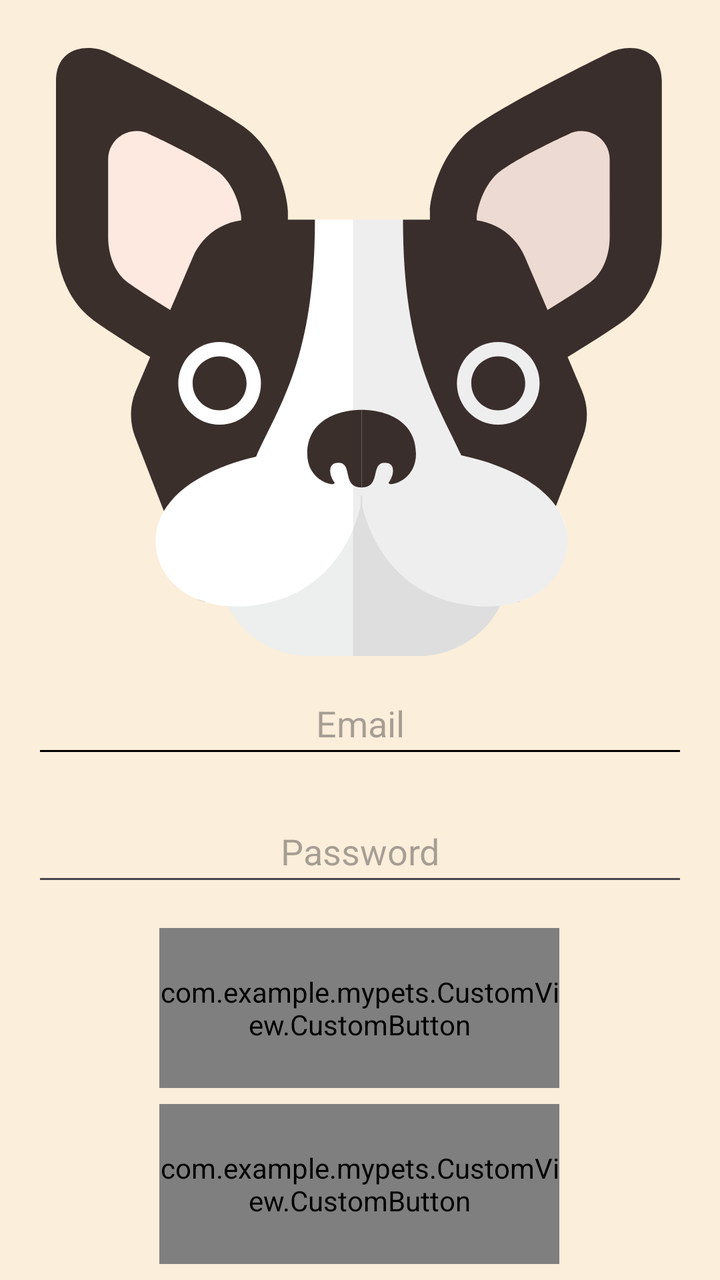
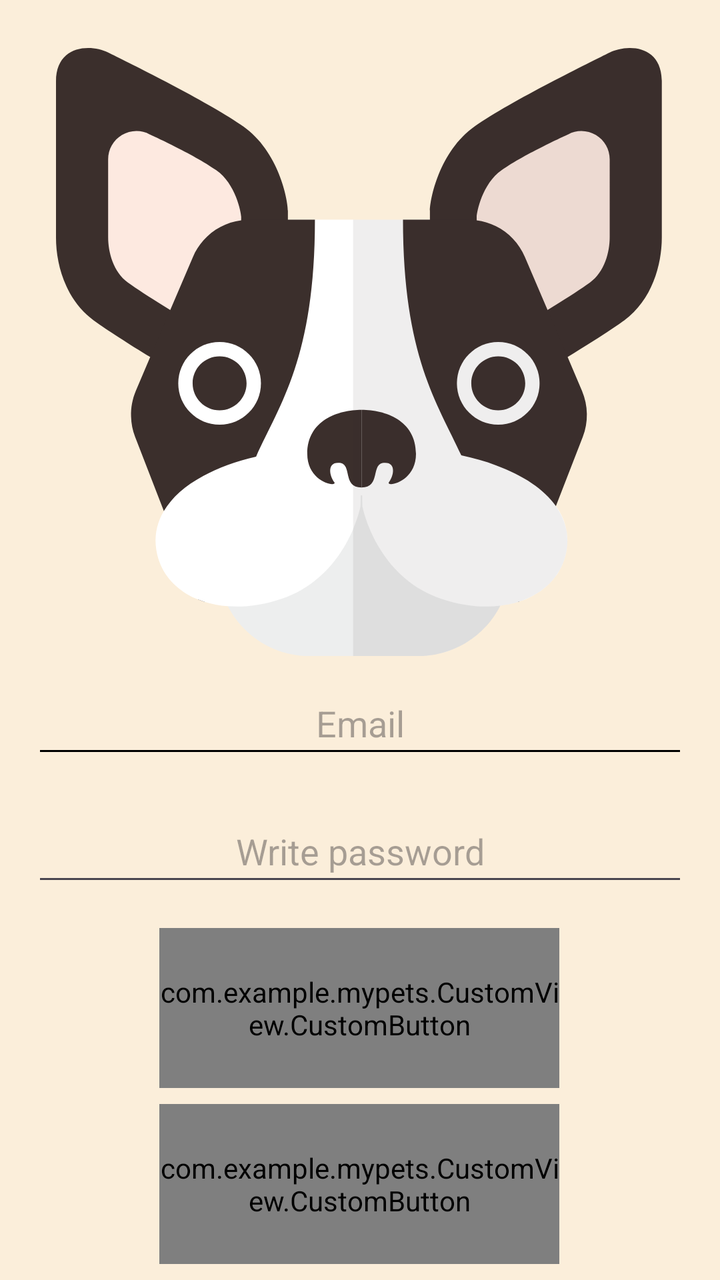

An Android layout rendered at two revisions. The XML below is the earlier revision; the diff shows what the commit changed to produce the second picture.
<!-- AndroidManifest.xml: application theme Theme.MyPets -->
<!-- res/layout/fragment_registration_main.xml -->
<?xml version="1.0" encoding="utf-8"?>
<androidx.constraintlayout.widget.ConstraintLayout xmlns:android="http://schemas.android.com/apk/res/android"
    xmlns:app="http://schemas.android.com/apk/res-auto"
    xmlns:tools="http://schemas.android.com/tools"
    android:layout_width="match_parent"
    android:layout_height="match_parent"

    android:background="@color/background"
    tools:context=".Registration.RegistrationFragmentMain">

    <com.example.mypets.CustomView.CustomButton
        android:id="@+id/regButton"
        android:layout_width="200dp"
        android:layout_height="80dp"
        android:layout_marginBottom="8dp"
        app:boneColor="@color/brow"
        app:boneText="@string/registration"
        app:boneTextColor="@color/textcolorbuttom"
        app:layout_constraintBottom_toBottomOf="parent"
        app:layout_constraintEnd_toEndOf="parent"
        app:layout_constraintHorizontal_bias="0.497"
        app:layout_constraintStart_toStartOf="parent">

    </com.example.mypets.CustomView.CustomButton>

    <com.example.mypets.CustomView.CustomButton
        android:id="@+id/singinButton"
        android:layout_width="200dp"
        android:layout_height="80dp"
        android:layout_marginBottom="8dp"
        app:boneColor="@color/brow"
        app:boneText="@string/singIn"
        app:boneTextColor="@color/textcolorbuttom"
        app:layout_constraintBottom_toTopOf="@+id/regButton"
        app:layout_constraintEnd_toEndOf="parent"
        app:layout_constraintHorizontal_bias="0.497"
        app:layout_constraintStart_toStartOf="parent">

    </com.example.mypets.CustomView.CustomButton>

    <EditText
        android:id="@+id/firstNametext"
        android:layout_width="0dp"
        android:layout_height="wrap_content"
        android:layout_marginHorizontal="16dp"
        android:layout_marginBottom="16dp"
        android:autoSizeTextType="none"
        android:ems="10"
        android:gravity="center"
        android:hint="@string/FirstName"
        android:inputType="text"
        android:minHeight="48dp"
        android:saveEnabled="true"
        android:textColor="@color/textcolor"
        android:visibility="gone"
        app:layout_constraintBottom_toTopOf="@+id/secondNametext"
        app:layout_constraintEnd_toEndOf="parent"
        app:layout_constraintStart_toStartOf="parent" />

    <EditText
        android:id="@+id/secondPassword"
        android:layout_width="0dp"
        android:layout_height="wrap_content"
        android:layout_marginHorizontal="16dp"
        android:autoSizeTextType="none"
        android:ems="10"
        android:gravity="center"
        android:hint="@string/RepeatPassword"
        android:inputType="text|textPassword"
        android:minHeight="48dp"
        android:saveEnabled="true"
        android:textColor="@color/textcolor"
        android:visibility="gone"
        app:layout_constraintBottom_toTopOf="@+id/singinButton"
        app:layout_constraintEnd_toEndOf="parent"
        app:layout_constraintStart_toStartOf="parent" />

    <EditText
        android:id="@+id/passwordText"
        android:layout_width="0dp"
        android:layout_height="wrap_content"
        android:layout_marginHorizontal="16dp"
        android:layout_marginBottom="16dp"
        android:autoSizeTextType="none"
        android:ems="10"
        android:gravity="center"
        android:hint="@string/Password"
        android:inputType="text|textPassword"
        android:minHeight="48dp"
        android:saveEnabled="true"
        android:textColor="@color/textcolor"
        app:layout_constraintBottom_toTopOf="@+id/secondPassword"
        app:layout_constraintEnd_toEndOf="parent"
        app:layout_constraintStart_toStartOf="parent" />

    <EditText
        android:id="@+id/logintext"
        android:layout_width="0dp"
        android:layout_height="wrap_content"
        android:layout_marginHorizontal="16dp"
        android:layout_marginBottom="16dp"
        android:autoSizeTextType="none"
        android:backgroundTint="#FFFFFF"
        android:backgroundTintMode="multiply"
        android:ems="10"
        android:gravity="center"
        android:hint="@string/Email"
        android:inputType="text"
        android:minHeight="48dp"
        android:saveEnabled="true"
        android:textColor="@color/textcolor"
        app:layout_constraintBottom_toTopOf="@+id/passwordText"
        app:layout_constraintEnd_toEndOf="parent"
        app:layout_constraintStart_toStartOf="parent" />

    <EditText
        android:id="@+id/secondNametext"
        android:layout_width="0dp"
        android:layout_height="wrap_content"
        android:layout_marginHorizontal="16dp"
        android:layout_marginBottom="16dp"
        android:autoSizeTextType="none"
        android:ems="10"
        android:gravity="center"
        android:hint="@string/SecondName"
        android:inputType="text"
        android:minHeight="48dp"
        android:saveEnabled="true"
        android:textColor="@color/textcolor"
        android:visibility="gone"
        app:layout_constraintBottom_toTopOf="@+id/logintext"
        app:layout_constraintEnd_toEndOf="parent"
        app:layout_constraintStart_toStartOf="parent" />

    <ImageView
        android:id="@+id/imageView"
        android:layout_width="0dp"
        android:layout_height="0dp"
        android:layout_marginStart="16dp"
        android:layout_marginTop="24dp"
        android:layout_marginEnd="16dp"
        android:layout_marginBottom="8dp"
        android:src="@drawable/dog"
        app:layout_constraintBottom_toTopOf="@+id/textError"
        app:layout_constraintEnd_toEndOf="parent"
        app:layout_constraintStart_toStartOf="parent"
        app:layout_constraintTop_toTopOf="parent" />

    <TextView
        android:id="@+id/textError"
        android:layout_width="wrap_content"
        android:layout_height="wrap_content"
        android:layout_marginBottom="8dp"
        android:text="error"
        android:textColor="@color/RedError"
        android:visibility="gone"
        app:layout_constraintBottom_toTopOf="@+id/firstNametext"
        app:layout_constraintEnd_toEndOf="parent"
        app:layout_constraintStart_toStartOf="parent" />

</androidx.constraintlayout.widget.ConstraintLayout>
<!-- resources referenced by this layout -->
<resources>
  <color name="RedError">#FF0000</color>
  <color name="background">#FBEEDA</color>
  <color name="brow">#503000</color>
  <color name="textcolor">#402B1B</color>
  <color name="textcolorbuttom">#FBEEDA</color>
  <!-- drawable dog: vector/xml drawable (drawable, 8118 chars, omitted) -->
  <string name="Email">Email</string>
  <string name="FirstName">First Name</string>
  <string name="Password">Password</string>
  <string name="RepeatPassword">Repeat Password</string>
  <string name="SecondName">Second Name</string>
  <string name="registration">Registration</string>
  <string name="singIn">Sing In</string>
  <style name="Theme.MyPets" parent="Base.Theme.MyPets" />
  <style name="Base.Theme.MyPets" parent="Theme.Material3.DayNight.NoActionBar">
          
          
      </style>
</resources>

<!-- the commit's change to res/layout/fragment_registration_main.xml (unified diff, before → after) -->
@@ -157,5 +157,28 @@
         app:layout_constraintBottom_toTopOf="@+id/firstNametext"
         app:layout_constraintEnd_toEndOf="parent"
         app:layout_constraintStart_toStartOf="parent" />
+    <FrameLayout
+        android:id="@+id/loadingOverlay"
+        android:layout_width="0dp"
+        android:layout_height="0dp"
+        android:background="?android:attr/colorBackground"
+        android:visibility="gone"
+        android:clickable="true"
+        android:focusable="true"
+        android:elevation="20dp"
+        app:layout_constraintTop_toTopOf="parent"
+        app:layout_constraintBottom_toBottomOf="parent"
+        app:layout_constraintStart_toStartOf="parent"
+        app:layout_constraintEnd_toEndOf="parent">
+
+        <com.airbnb.lottie.LottieAnimationView
+            android:id="@+id/loadingAuth"
+            android:layout_width="150dp"
+            android:layout_height="150dp"
+            android:layout_gravity="center"
+            app:lottie_rawRes="@raw/loading"
+            app:lottie_loop="true" />
+
+    </FrameLayout>
 
 </androidx.constraintlayout.widget.ConstraintLayout>
<!-- resource entries referenced after the edit -->
@@ -8,7 +8,7 @@
   <!-- drawable dog: vector/xml drawable (drawable, 8118 chars, omitted) -->
   <string name="Email">Email</string>
   <string name="FirstName">First Name</string>
-  <string name="Password">Password</string>
+  <string name="Password">Write password</string>
   <string name="RepeatPassword">Repeat Password</string>
   <string name="SecondName">Second Name</string>
   <string name="registration">Registration</string>
